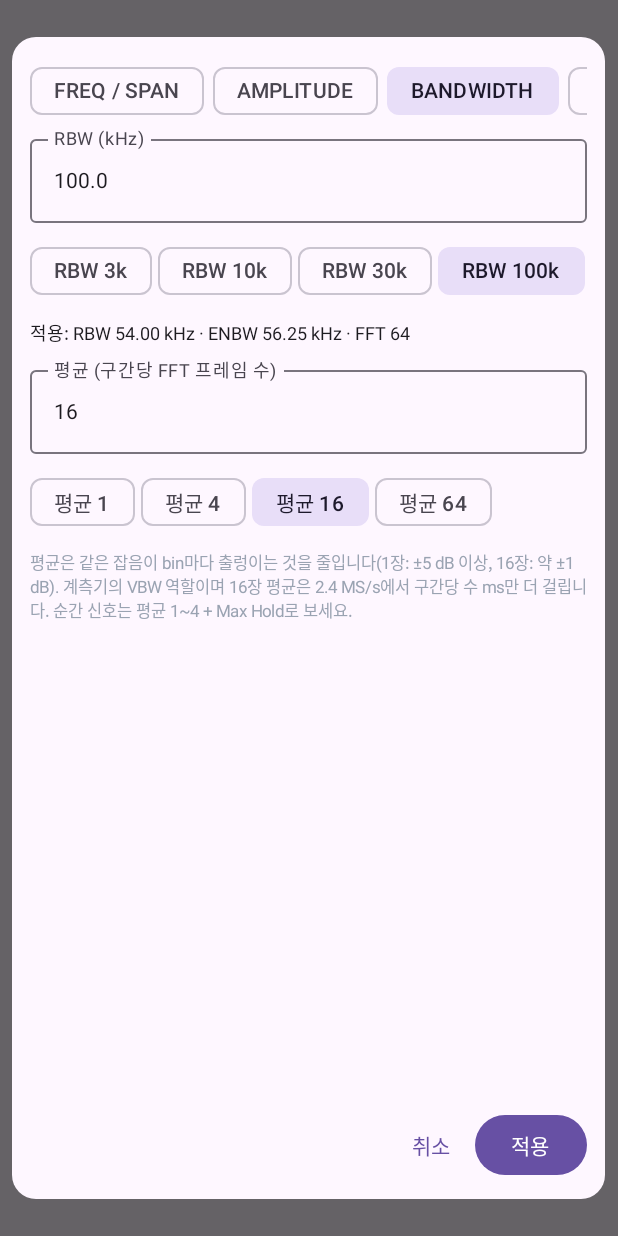
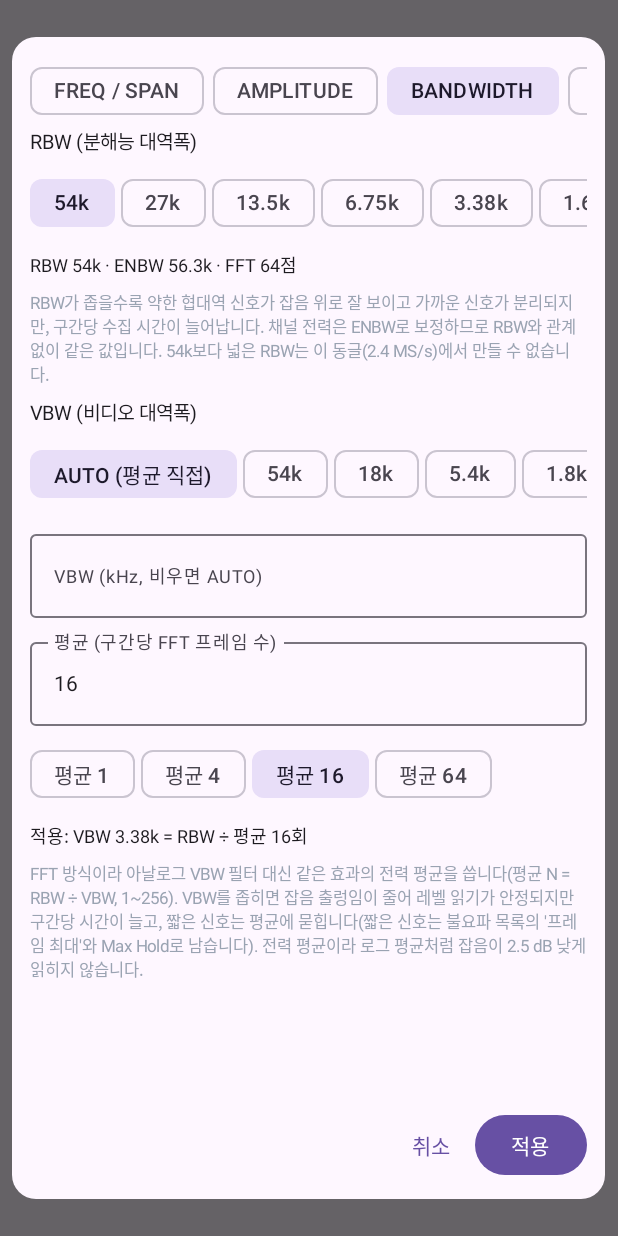
Before and after one commit to hoshkk/Lte_du_env, an Android app built with Jetpack Compose: the composable SettingsDialog called with empty values, after a tap on "BANDWIDTH", on a phone screen of 412 x 824 dp. Run offline under Robolectric (Android 15) with nearby library versions, the phone set to English and light mode, and no system bars; 2 other taps on this screen came first.

Commit message:
Add RBW and VBW settings
- RBW is picked from the values the FFT can give (54k down to 0.21k at
  2.4 MS/s); the info line, presets and settings show the RBW actually
  used, and a request that differs shows "요청 → 적용".
- VBW: AUTO (averaging count set directly) or a value / RBW ratio, turned
  into power averaging N = RBW / VBW (1..256). Info line and CSV show the
  resulting VBW and N.
- Profiles use the real values (reverse 54k, spurious 13.5k; same FFT as
  before). Leftover "간섭 의심" wording in the threshold help removed.
- App 1.4.1.

Co-Authored-By: Claude Opus 5.5 <noreply@anthropic.com>
Claude-Session: https://claude.ai/code/session_01Qoj8RnTidoTcCaGToYjgoG

```diff
--- a/android/app/build.gradle.kts
+++ b/android/app/build.gradle.kts
@@ -11,8 +11,8 @@ android {
         applicationId = "com.lteduenv.rxcheck"
         minSdk = 26
         targetSdk = 34
-        versionCode = 7
-        versionName = "1.4.0"
+        versionCode = 8
+        versionName = "1.4.1"
     }
 
     buildTypes {
--- a/android/app/src/main/java/com/lteduenv/rxcheck/MeasureViewModel.kt
+++ b/android/app/src/main/java/com/lteduenv/rxcheck/MeasureViewModel.kt
@@ -180,7 +180,7 @@ class MeasureViewModel(app: Application) : AndroidViewModel(app) {
             }
             applied = s
             val prev = _state.value.last
-            val trace = engine.sweep(p, s.averages, s.dcPatch, s.iqMeanRemoval, onSegment = { part ->
+            val trace = engine.sweep(p, s.effectiveAverages(rx.sampleRate), s.dcPatch, s.iqMeanRemoval, onSegment = { part ->
                 val upto = part.plan.segments[part.completedSegments - 1].let { it.firstPoint + it.count }
                 val merged = if (prev != null && prev.plan == part.plan) {
                     val v = prev.levelsDb.copyOf()
@@ -434,7 +434,7 @@ class MeasureViewModel(app: Application) : AndroidViewModel(app) {
         return buildString {
             append("# RX 점검; mode=${s.mode.title}; band=${s.band?.label ?: "-"}; center_mhz=${s.centerMhz}; span_mhz=${s.spanMhz}; " +
                 "channel_bw_mhz=${s.channelBwMhz}; rbw_hz=${fmt("%.0f", 1.44 * t.plan.binHz)}; enbw_hz=${fmt("%.0f", t.enbwHz)}; " +
-                "averages=${s.averages}; gain_step=${s.gainStep ?: "AGC"}; if_filter=${if (s.narrowIf) "narrow" else "6MHz"}; " +
+                "averages=${s.effectiveAverages()}; vbw_hz=${fmt("%.0f", s.vbwActualHz())}; vbw_setting=${s.vbwKhz?.let { "${it}k" } ?: "AUTO"}; gain_step=${s.gainStep ?: "AGC"}; if_filter=${if (s.narrowIf) "narrow" else "6MHz"}; " +
                 "fast_tune=${s.fastTune}; settle_ms=${s.settleMs}; offset_db=${s.offsetDb}; clipping=${fmt("%.5f", t.clippedFraction)}; " +
                 "sweep_ms=${t.timing?.totalMs ?: ""}; device=${st.device ?: ""}; unit=dBFS+offset (상대값)\n")
             st.results?.let { r ->
--- a/android/app/src/main/java/com/lteduenv/rxcheck/data/Store.kt
+++ b/android/app/src/main/java/com/lteduenv/rxcheck/data/Store.kt
@@ -45,6 +45,7 @@ class Store(context: Context) {
                 channelBwMhz = prefs.double(p + "chbw", d.channelBwMhz),
                 rbwKhz = prefs.double(p + "rbw", d.rbwKhz),
                 averages = prefs.getInt(p + "avg", d.averages),
+                vbwKhz = prefs.double(p + "vbw", -1.0).takeIf { it > 0 },
                 gainStep = prefs.getInt(p + "gain", d.gainStep ?: -1).takeIf { it >= 0 },
                 offsetDb = prefs.double(p + "offset", 0.0),
                 maxHold = prefs.getBoolean(p + "hold", d.maxHold),
@@ -68,7 +69,7 @@ class Store(context: Context) {
             .putString(p + "mode", s.mode.name).putString(p + "band", s.band?.name)
             .putString(p + "center", s.centerMhz.toString()).putString(p + "span", s.spanMhz.toString())
             .putString(p + "chbw", s.channelBwMhz.toString()).putString(p + "rbw", s.rbwKhz.toString())
-            .putInt(p + "avg", s.averages).putInt(p + "gain", s.gainStep ?: -1)
+            .putInt(p + "avg", s.averages).putString(p + "vbw", s.vbwKhz?.toString() ?: "-1").putInt(p + "gain", s.gainStep ?: -1)
             .putString(p + "offset", s.offsetDb.toString()).putBoolean(p + "hold", s.maxHold)
             .putString(p + "thr", s.thresholdDb.toString()).putBoolean(p + "fast", s.fastTune)
             .putBoolean(p + "narrowif", s.narrowIf).putInt(p + "settle", s.settleMs)
--- a/android/app/src/main/java/com/lteduenv/rxcheck/ui/MainScreen.kt
+++ b/android/app/src/main/java/com/lteduenv/rxcheck/ui/MainScreen.kt
@@ -57,6 +57,12 @@ import com.lteduenv.rxcheck.core.model.Settings
 import java.util.Locale
 
 internal fun Double.f(d: Int) = String.format(Locale.US, "%.${d}f", this)
+/** Hz as a short kHz label: 54k, 13.5k, 0.84k. */
+internal fun khz(hz: Double): String {
+    val k = hz / 1e3
+    return (if (k >= 100) k.f(0) else if (k >= 10) k.f(1).removeSuffix(".0") else if (k >= 1) k.f(2).trimEnd('0').removeSuffix(".") else k.f(3).trimEnd('0')) + "k"
+}
+
 private fun signed(v: Double, d: Int = 1) = (if (v >= 0) "+" else "") + v.f(d)
 
 internal val Good = Color(0xFF33C47A)
@@ -226,8 +232,8 @@ private fun InfoLine(state: UiState) {
     val parts = listOfNotNull(
         "CENTER ${s.centerMhz.f(3)}",
         "SPAN ${s.spanMhz.f(if (s.spanMhz < 10) 2 else 1)} MHz",
-        "RBW ${s.rbwKhz.f(if (s.rbwKhz < 10) 1 else 0)}k",
-        "평균 ${s.averages}",
+        "RBW ${khz(s.rbwActualHz())}",
+        "VBW ${khz(s.vbwActualHz())}" + (if (s.vbwKhz == null) " (평균 ${s.effectiveAverages()})" else ""),
         if (s.offsetDb != 0.0) "Offset ${signed(s.offsetDb)}" else null,
         // Full-span completion time vs. how often the screen gets new data (every segment).
         t?.let { "SPAN 완료 ${it.totalMs} ms (${if (it.totalMs > 0) (1000.0 / it.totalMs).f(1) else "-"}회/s)" },
@@ -448,7 +454,7 @@ private fun PresetDialog(state: UiState, vm: MeasureViewModel, onDismiss: () ->
         text = {
             Column(Modifier.verticalScroll(rememberScrollState()), verticalArrangement = Arrangement.spacedBy(6.dp)) {
                 val s = state.settings
-                Text("현재: ${s.mode.title} · ${s.centerMhz.f(3)} MHz / Span ${s.spanMhz.f(2)} · RBW ${s.rbwKhz.f(1)} kHz · Gain ${s.gainStep ?: "AGC"} · Offset ${s.offsetDb.f(1)} dB",
+                Text("현재: ${s.mode.title} · ${s.centerMhz.f(3)} MHz / Span ${s.spanMhz.f(2)} · RBW ${khz(s.rbwActualHz())} · VBW ${khz(s.vbwActualHz())} · Gain ${s.gainStep ?: "AGC"} · Offset ${s.offsetDb.f(1)} dB",
                     fontSize = 12.sp)
                 for (m in Mode.values()) {
                     Text(m.title + if (m in state.presets) " (저장값 있음)" else "", fontWeight = FontWeight.Bold)
--- a/android/app/src/main/java/com/lteduenv/rxcheck/ui/SettingsDialog.kt
+++ b/android/app/src/main/java/com/lteduenv/rxcheck/ui/SettingsDialog.kt
@@ -47,6 +47,7 @@ fun SettingsDialog(current: Settings, onDismiss: () -> Unit, onApply: (Settings)
     var chBw by remember { mutableStateOf(current.channelBwMhz.toString()) }
     var rbw by remember { mutableStateOf(current.rbwKhz.toString()) }
     var avg by remember { mutableStateOf(current.averages.toString()) }
+    var vbw by remember { mutableStateOf(current.vbwKhz?.toString() ?: "") }
     var offset by remember { mutableStateOf(current.offsetDb.toString()) }
     var threshold by remember { mutableStateOf(current.thresholdDb.toString()) }
     var ref by remember { mutableStateOf(current.refLevelDb.toString()) }
@@ -66,11 +67,13 @@ fun SettingsDialog(current: Settings, onDismiss: () -> Unit, onApply: (Settings)
     fun build(): Settings? {
         val nums = listOf(center, span, chBw, rbw, offset, threshold, ref, div).map { it.trim().toDoubleOrNull() }
         val a = avg.trim().toIntOrNull(); val st = settle.trim().toIntOrNull()
-        if (nums.any { it == null } || a == null || st == null) { error = "숫자 입력을 확인하세요"; return null }
+        val vb = vbw.trim().takeIf { it.isNotEmpty() && !it.equals("AUTO", ignoreCase = true) }
+        val vbv = vb?.toDoubleOrNull()
+        if (nums.any { it == null } || a == null || st == null || (vb != null && vbv == null)) { error = "숫자 입력을 확인하세요"; return null }
         val v = nums.map { it!! }
         return current.copy(
             band = band?.takeIf { it.rxCenterMhz * 1e6 in (v[0] - v[1] / 2) * 1e6..(v[0] + v[1] / 2) * 1e6 },
-            centerMhz = v[0], spanMhz = v[1], channelBwMhz = v[2], rbwKhz = v[3], averages = a,
+            centerMhz = v[0], spanMhz = v[1], channelBwMhz = v[2], rbwKhz = v[3], averages = a, vbwKhz = vbv,
             offsetDb = v[4], thresholdDb = v[5], refLevelDb = v[6], dbPerDiv = v[7],
             gainStep = if (agc) null else gain.roundToInt(), fastTune = fast, narrowIf = narrowIf,
             settleMs = st, channelPower = chPower, dcPatch = dc,
@@ -113,7 +116,7 @@ fun SettingsDialog(current: Settings, onDismiss: () -> Unit, onApply: (Settings)
                                 if (sp != null && sp > 0) {
                                     Text("START ${(c - sp / 2).f(3)} · STOP ${(c + sp / 2).f(3)} MHz", fontSize = 12.sp)
                                     if (sp > maxSpan) Text("수신 범위(24–1766 MHz)를 벗어납니다", color = Bad, fontSize = 12.sp)
-                                    val segs = SweepPlan.create(c * 1e6, sp * 1e6, (rbw.toDoubleOrNull() ?: 100.0) * 1e3).segments.size
+                                    val segs = SweepPlan.create(c * 1e6, sp * 1e6, (rbw.toDoubleOrNull() ?: 54.0) * 1e3).segments.size
                                     Text(if (segs == 1) "1구간 · 재동조 없이 연속 갱신 (가장 빠름)" else "${segs}구간 순차 스윕", fontSize = 12.sp, color = Dim)
                                 }
                             }
@@ -141,33 +144,56 @@ fun SettingsDialog(current: Settings, onDismiss: () -> Unit, onApply: (Settings)
                                 "커플러·케이블 손실 등 알고 있는 값만 넣으세요. Offset으로 dBm 교정이 되지는 않습니다.", fontSize = 11.sp, color = Dim)
                         }
                         2 -> {
-                            Field("RBW (kHz)", rbw, { rbw = it })
+                            // RBW: only values the FFT can actually give (2.4 MS/s, FFT 64..16384).
+                            val draft = current.copy(rbwKhz = rbw.toDoubleOrNull() ?: current.rbwKhz,
+                                averages = avg.toIntOrNull()?.coerceIn(1, 256) ?: current.averages,
+                                vbwKhz = vbw.trim().toDoubleOrNull())
+                            val rbwHz = draft.rbwActualHz()
+                            Text("RBW (분해능 대역폭)", fontSize = 13.sp)
                             Row(Modifier.horizontalScroll(rememberScrollState()), horizontalArrangement = Arrangement.spacedBy(4.dp)) {
-                                listOf(3.0, 10.0, 30.0, 100.0).forEach { v ->
-                                    FilterChip(selected = rbw.toDoubleOrNull() == v, onClick = { rbw = v.toString() }, label = { Text("RBW ${v.toInt()}k") })
+                                Settings.RBW_CHOICES_KHZ.forEach { v ->
+                                    FilterChip(selected = kotlin.math.abs(rbwHz / 1e3 - v) < 1e-6, onClick = { rbw = v.toString() },
+                                        label = { Text(khz(v * 1e3)) })
                                 }
                             }
-                            rbw.toDoubleOrNull()?.takeIf { it in 1.0..300.0 }?.let { r ->
-                                val n = SweepPlan.fftSizeFor(r * 1e3, 2_400_000)
-                                val bin = 2_400_000.0 / n
-                                Text("적용: RBW ${(1.44 * bin / 1e3).f(2)} kHz · ENBW ${(1.5 * bin / 1e3).f(2)} kHz · FFT $n", fontSize = 12.sp)
-                            }
-                            Field("평균 (구간당 FFT 프레임 수)", avg, { avg = it })
-                            Row(horizontalArrangement = Arrangement.spacedBy(4.dp)) {
-                                listOf(1, 4, 16, 64).forEach { v ->
-                                    FilterChip(selected = avg.toIntOrNull() == v, onClick = { avg = v.toString() }, label = { Text("평균 $v") })
+                            val n = SweepPlan.fftSizeFor(rbwHz, Settings.SAMPLE_RATE)
+                            Text("RBW ${khz(rbwHz)} · ENBW ${khz(Settings.SAMPLE_RATE * 1.5 / n)} · FFT ${n}점" +
+                                (rbw.toDoubleOrNull()?.takeIf { kotlin.math.abs(it - rbwHz / 1e3) > 0.01 }?.let { " (요청 ${it}k → 적용)" } ?: ""),
+                                fontSize = 12.sp)
+                            Text("RBW가 좁을수록 약한 협대역 신호가 잡음 위로 잘 보이고 가까운 신호가 분리되지만, 구간당 수집 시간이 늘어납니다. " +
+                                "채널 전력은 ENBW로 보정하므로 RBW와 관계없이 같은 값입니다. 54k보다 넓은 RBW는 이 동글(2.4 MS/s)에서 만들 수 없습니다.",
+                                fontSize = 11.sp, color = Dim)
+
+                            Text("VBW (비디오 대역폭)", fontSize = 13.sp)
+                            Row(Modifier.horizontalScroll(rememberScrollState()), horizontalArrangement = Arrangement.spacedBy(4.dp)) {
+                                FilterChip(selected = draft.vbwKhz == null, onClick = { vbw = "" }, label = { Text("AUTO (평균 직접)") })
+                                Settings.VBW_RATIOS.forEach { r ->
+                                    val v = rbwHz / r / 1e3
+                                    FilterChip(selected = draft.vbwKhz != null && kotlin.math.abs(draft.vbwKhz!! - v) < 1e-6,
+                                        onClick = { vbw = v.toString() }, label = { Text(khz(v * 1e3)) })
                                 }
                             }
-                            Text("평균은 같은 잡음이 bin마다 출렁이는 것을 줄입니다(1장: ±5 dB 이상, 16장: 약 ±1 dB). 계측기의 VBW 역할이며 " +
-                                "16장 평균은 2.4 MS/s에서 구간당 수 ms만 더 걸립니다. 순간 신호는 평균 1~4 + Max Hold로 보세요.",
+                            Field("VBW (kHz, 비우면 AUTO)", vbw, { vbw = it })
+                            if (draft.vbwKhz == null) {
+                                Field("평균 (구간당 FFT 프레임 수)", avg, { avg = it })
+                                Row(horizontalArrangement = Arrangement.spacedBy(4.dp)) {
+                                    listOf(1, 4, 16, 64).forEach { v ->
+                                        FilterChip(selected = avg.toIntOrNull() == v, onClick = { avg = v.toString() }, label = { Text("평균 $v") })
+                                    }
+                                }
+                            }
+                            Text("적용: VBW ${khz(draft.vbwActualHz())} = RBW ÷ 평균 ${draft.effectiveAverages()}회", fontSize = 12.sp)
+                            Text("FFT 방식이라 아날로그 VBW 필터 대신 같은 효과의 전력 평균을 씁니다(평균 N = RBW ÷ VBW, 1~256). " +
+                                "VBW를 좁히면 잡음 출렁임이 줄어 레벨 읽기가 안정되지만 구간당 시간이 늘고, 짧은 신호는 평균에 묻힙니다" +
+                                "(짧은 신호는 불요파 목록의 '프레임 최대'와 Max Hold로 남습니다). 전력 평균이라 로그 평균처럼 잡음이 2.5 dB 낮게 읽히지 않습니다.",
                                 fontSize = 11.sp, color = Dim)
                         }
                         3 -> {
                             Row(verticalAlignment = Alignment.CenterVertically) {
                                 Checkbox(chPower, { chPower = it }); Text("Channel Power 표시")
                             }
-                            Field("판정 임계 (dB)", threshold, { threshold = it })
-                            Text("장비 리버스: 1 MHz 블록이 중앙값 또는 저장한 기준보다 이 값 이상 높으면 '간섭 의심'.\n" +
+                            Field("표시 임계 (dB)", threshold, { threshold = it })
+                            Text("장비 리버스: 1 MHz 블록이 중앙값 또는 저장한 기준보다 이 값 이상 높으면 그 구간을 결과에 표시합니다(판정 아님).\n" +
                                 "불요파: 노이즈 플로어보다 이 값 이상 높은 피크를 목록에 올립니다.", fontSize = 11.sp, color = Dim)
                             Text("채널 전력은 녹색 채널 영역을 적분한 값이며 완료된 스윕 기준입니다(넓은 Span은 순차 측정 합산).",
                                 fontSize = 11.sp, color = Dim)
--- a/android/core/src/main/kotlin/com/lteduenv/rxcheck/core/model/Settings.kt
+++ b/android/core/src/main/kotlin/com/lteduenv/rxcheck/core/model/Settings.kt
@@ -1,4 +1,7 @@
 package com.lteduenv.rxcheck.core.model
+
+import com.lteduenv.rxcheck.core.sweep.SweepPlan
+import kotlin.math.roundToInt
 
 enum class Mode(val title: String) {
     /** RX (uplink) path at the equipment: channel power, per-MHz PSD, rise vs. baseline. */
@@ -32,8 +35,16 @@ data class Settings(
     val centerMhz: Double = Band.B8.rxCenterMhz,
     val spanMhz: Double = Band.B8.reverseSpanMhz,
     val channelBwMhz: Double = Band.B8.channelBwMhz,
-    val rbwKhz: Double = 100.0,
+    /** Requested RBW; the FFT gives the nearest of [RBW_CHOICES_KHZ] ([rbwActualHz]). */
+    val rbwKhz: Double = 54.0,
+    /** FFT frames power-averaged per segment (used when [vbwKhz] is null = VBW AUTO). */
     val averages: Int = 16,
+    /**
+     * VBW. There is no analog video filter: a set VBW is turned into an
+     * averaging count N = RBW / VBW (rounded, 1..256), the usual FFT-analyzer
+     * equivalent. null = AUTO (use [averages]).
+     */
+    val vbwKhz: Double? = null,
     /** Tuner gain step 0..15, or null for tuner AGC. */
     val gainStep: Int? = 2,
     val offsetDb: Double = 0.0,
@@ -66,7 +77,8 @@ data class Settings(
             "숫자 입력을 확인하세요"
         spanMhz !in 0.05..MAX_SPAN_MHZ -> "Span 범위: 0.05–50 MHz"
         startMhz < 24.0 || stopMhz > 1766.0 -> "측정 범위 전체가 24–1766 MHz 안이어야 합니다 (RTL-SDR V4 한계)"
-        rbwKhz !in 1.0..300.0 -> "RBW 범위: 1–300 kHz"
+        rbwKhz !in 0.1..300.0 -> "RBW 범위: 0.1–300 kHz"
+        vbwKhz != null && (!vbwKhz.isFinite() || vbwKhz !in 0.001..300.0) -> "VBW 범위: 0.001–300 kHz 또는 AUTO"
         averages !in 1..256 -> "평균 횟수: 1–256"
         gainStep != null && gainStep !in 0..MAX_GAIN_STEP -> "이득 단계: 0–15"
         settleMs !in 0..100 -> "안정화 대기: 0–100 ms"
@@ -80,15 +92,25 @@ data class Settings(
         val b = band ?: return copy(mode = mode)
         return when (mode) {
             Mode.REVERSE -> copy(mode = mode, band = b, centerMhz = b.rxCenterMhz, spanMhz = b.reverseSpanMhz,
-                channelBwMhz = b.channelBwMhz, rbwKhz = 100.0, averages = 16, gainStep = 2,
+                channelBwMhz = b.channelBwMhz, rbwKhz = 54.0, averages = 16, vbwKhz = null, gainStep = 2,
                 maxHold = false, thresholdDb = 6.0, channelPower = true)
             Mode.SPURIOUS -> copy(mode = mode, band = b,
                 centerMhz = (b.spuriousStartMhz + b.spuriousStopMhz) / 2,
                 spanMhz = b.spuriousStopMhz - b.spuriousStartMhz,
-                channelBwMhz = b.channelBwMhz, rbwKhz = 10.0, averages = 4, gainStep = 8,
+                channelBwMhz = b.channelBwMhz, rbwKhz = 13.5, averages = 4, vbwKhz = null, gainStep = 8,
                 maxHold = true, thresholdDb = 10.0, channelPower = false)
         }
     }
+
+    /** RBW the sweep actually uses (Hann -3 dB width of the chosen FFT bin), Hz. */
+    fun rbwActualHz(sampleRate: Int = SAMPLE_RATE) = 1.44 * sampleRate / SweepPlan.fftSizeFor(rbwKhz * 1e3, sampleRate)
+
+    /** Frames averaged per segment: from VBW when set, else [averages]. */
+    fun effectiveAverages(sampleRate: Int = SAMPLE_RATE): Int =
+        vbwKhz?.let { (rbwActualHz(sampleRate) / (it * 1e3)).roundToInt().coerceIn(1, 256) } ?: averages
+
+    /** VBW equivalent of the averaging in use (RBW / N), Hz. */
+    fun vbwActualHz(sampleRate: Int = SAMPLE_RATE) = rbwActualHz(sampleRate) / effectiveAverages(sampleRate)
 
     /** Largest span that stays inside 24–1766 MHz around the current centre. */
     fun maxSpanAtCenter() = minOf(MAX_SPAN_MHZ, 2 * (centerMhz - 24.0), 2 * (1766.0 - centerMhz))
@@ -102,5 +124,12 @@ data class Settings(
     companion object {
         const val MAX_SPAN_MHZ = 50.0
         const val MAX_GAIN_STEP = 15
+        const val SAMPLE_RATE = 2_400_000
+
+        /** Every RBW the FFT can give at 2.4 MS/s (FFT 64..16384), widest first, kHz. */
+        val RBW_CHOICES_KHZ: List<Double> = (6..14).map { 1.44 * SAMPLE_RATE / (1 shl it) / 1e3 }
+
+        /** VBW/RBW ratios offered in the settings (= averaging 1, 3, 10, 30, 100). */
+        val VBW_RATIOS = listOf(1, 3, 10, 30, 100)
     }
 }
```
Also changed, not shown: 1 other file.
